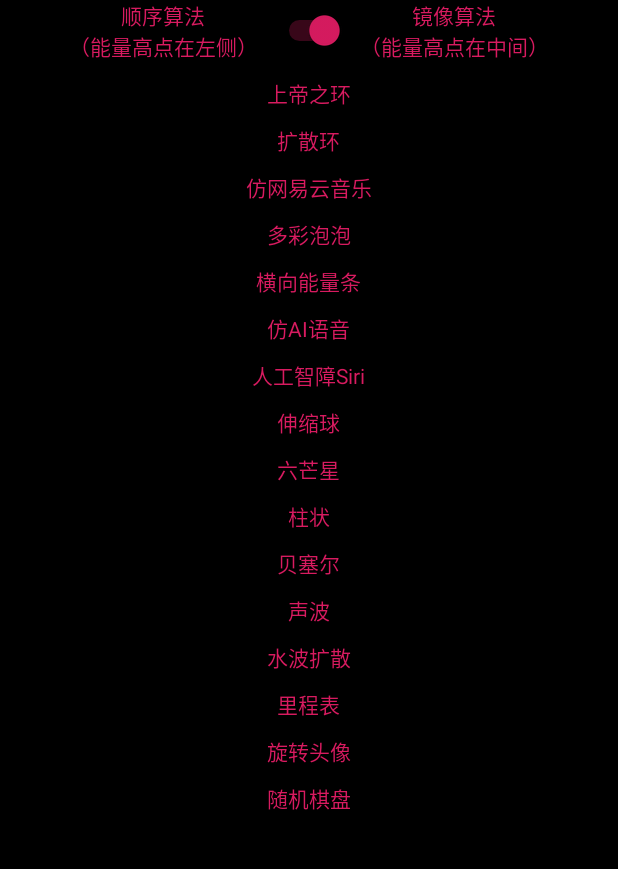
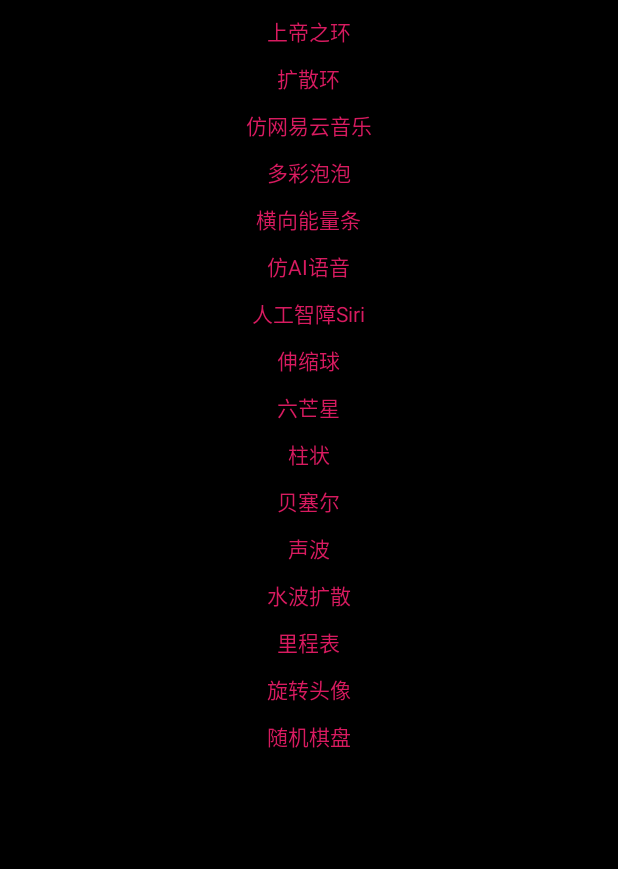
Before and after one commit to michael007js/SpectrumForAndroid, an Android app: the screen it shows after launch (MainActivity), on a phone screen of 412 x 824 dp, the part 84-953 px from its top. Run offline under Robolectric (Android 15) with nearby library versions, the phone set to English and light mode, and no system bars; libraries missing offline, so code that uses them is left out: com.google.android.exoplayer2; 6 statements that could not run were skipped.

Commit message:
删除无效代码

```diff
--- a/app/src/main/java/com/sss/spectrum/MainActivity.java
+++ b/app/src/main/java/com/sss/spectrum/MainActivity.java
@@ -1,6 +1,5 @@
 package com.sss.spectrum;
 
-import android.Manifest;
 import android.content.Intent;
 import android.content.pm.PackageManager;
 import android.net.Uri;
@@ -32,8 +31,6 @@
 
 import androidx.annotation.NonNull;
 import androidx.appcompat.app.AppCompatActivity;
-import androidx.core.app.ActivityCompat;
-import androidx.core.content.ContextCompat;
 
 public class MainActivity extends AppCompatActivity implements View.OnClickListener {
     private ExoPlayer player;
@@ -43,18 +40,7 @@
     protected void onCreate(Bundle savedInstanceState) {
         super.onCreate(savedInstanceState);
         setContentView(R.layout.activity_main);
-        if (ContextCompat.checkSelfPermission(this,
-                Manifest.permission.WRITE_EXTERNAL_STORAGE)
-                != PackageManager.PERMISSION_GRANTED) {
-
-            ActivityCompat.requestPermissions(this,
-                    new String[]{Manifest.permission.WRITE_EXTERNAL_STORAGE},
-                    0x001A);
-
-            // 可以在onRequestPermissionsResult() 回调中处理权限被授予后的操作
-        } else {
-            okey();
-        }
+        okey();
 
     }
 
@@ -71,7 +57,6 @@
     }
 
     private void okey() {
-        findViewById(R.id.switch_button).setOnClickListener(this);
         findViewById(R.id.switch_horizontal_energy).setOnClickListener(this);
         findViewById(R.id.switch_ai_voice).setOnClickListener(this);
         findViewById(R.id.switch_siri).setOnClickListener(this);
@@ -133,9 +118,6 @@
     @Override
     public void onClick(View v) {
         switch (v.getId()) {
-            case R.id.switch_button:
-                AppConstant.imageValue = ((Switch) findViewById(R.id.switch_button)).isChecked();
-                break;
             case R.id.switch_horizontal_energy:
                 startActivity(new Intent(this, HorizontalEnergyActivity.class));
                 break;
--- a/app/src/main/res/layout/activity_main.xml
+++ b/app/src/main/res/layout/activity_main.xml
@@ -6,37 +6,6 @@
     android:background="#000"
     android:orientation="vertical">
 
-
-    <LinearLayout
-        android:layout_width="match_parent"
-        android:layout_height="wrap_content"
-        android:gravity="center"
-        android:orientation="horizontal">
-
-        <TextView
-            android:layout_width="wrap_content"
-            android:layout_height="wrap_content"
-            android:gravity="center"
-            android:text="顺序算法\n（能量高点在左侧）"
-            android:textColor="@color/colorAccent" />
-
-        <Switch
-            android:id="@+id/switch_button"
-            android:layout_width="wrap_content"
-            android:layout_height="wrap_content"
-            android:layout_marginStart="10dp"
-            android:layout_marginEnd="10dp"
-            android:checked="true"
-            android:textColor="@color/colorAccent" />
-
-        <TextView
-            android:layout_width="wrap_content"
-            android:layout_height="wrap_content"
-            android:gravity="center"
-            android:text="镜像算法\n（能量高点在中间）"
-            android:textColor="@color/colorAccent" />
-
-    </LinearLayout>
 
     <androidx.core.widget.NestedScrollView
         android:layout_width="match_parent"
```
